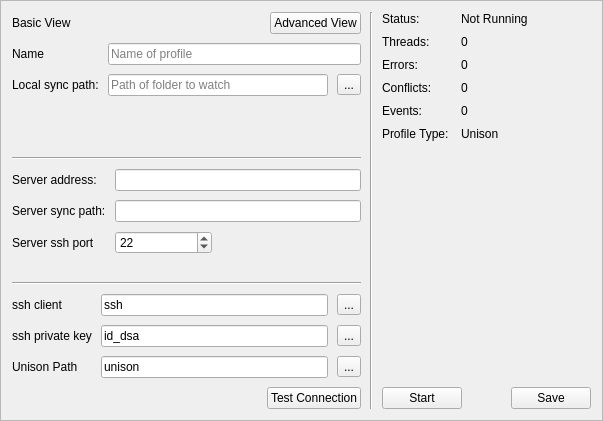
Old version of the form client-src/ui/profile-basic.ui in the repository hattwj/rainmaker.
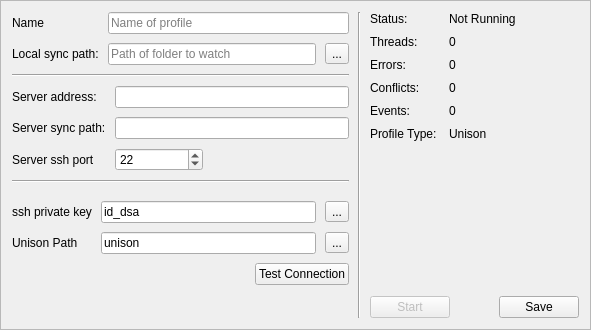
New version of the form.

What changed in the file:
```diff
--- a/client-src/ui/profile-basic.ui
+++ b/client-src/ui/profile-basic.ui
@@ -6,8 +6,8 @@
    <rect>
     <x>0</x>
     <y>0</y>
-    <width>603</width>
-    <height>421</height>
+    <width>591</width>
+    <height>330</height>
    </rect>
   </property>
   <property name="sizePolicy">
@@ -16,6 +16,12 @@
     <verstretch>0</verstretch>
    </sizepolicy>
   </property>
+  <property name="minimumSize">
+   <size>
+    <width>0</width>
+    <height>0</height>
+   </size>
+  </property>
   <property name="windowTitle">
    <string>Frame</string>
   </property>
@@ -39,43 +45,6 @@
      </property>
      <item>
       <layout class="QVBoxLayout" name="verticalLayout">
-       <item>
-        <layout class="QHBoxLayout" name="horizontalLayout_7">
-         <property name="topMargin">
-          <number>0</number>
-         </property>
-         <item>
-          <widget class="QLabel" name="label_22">
-           <property name="text">
-            <string>Basic View</string>
-           </property>
-          </widget>
-         </item>
-         <item>
-          <spacer name="horizontalSpacer_2">
-           <property name="orientation">
-            <enum>Qt::Horizontal</enum>
-           </property>
-           <property name="sizeType">
-            <enum>QSizePolicy::MinimumExpanding</enum>
-           </property>
-           <property name="sizeHint" stdset="0">
-            <size>
-             <width>40</width>
-             <height>20</height>
-            </size>
-           </property>
-          </spacer>
-         </item>
-         <item>
-          <widget class="QPushButton" name="pushButton_2">
-           <property name="text">
-            <string>Advanced View</string>
-           </property>
-          </widget>
-         </item>
-        </layout>
-       </item>
        <item>
         <layout class="QFormLayout" name="formLayout">
          <property name="fieldGrowthPolicy">
@@ -182,7 +151,7 @@
             <widget class="QSpinBox" name="spinBox">
              <property name="minimumSize">
               <size>
-               <width>97</width>
+               <width>88</width>
                <height>0</height>
               </size>
              </property>
@@ -226,47 +195,11 @@
          <property name="fieldGrowthPolicy">
           <enum>QFormLayout::AllNonFixedFieldsGrow</enum>
          </property>
-         <item row="0" column="0">
-          <widget class="QLabel" name="label_6">
-           <property name="text">
-            <string>ssh client</string>
-           </property>
-          </widget>
-         </item>
          <item row="0" column="1">
           <layout class="QHBoxLayout" name="horizontalLayout_5">
            <property name="sizeConstraint">
             <enum>QLayout::SetFixedSize</enum>
            </property>
-           <item>
-            <widget class="QLineEdit" name="lineEdit_6">
-             <property name="sizePolicy">
-              <sizepolicy hsizetype="MinimumExpanding" vsizetype="Fixed">
-               <horstretch>0</horstretch>
-               <verstretch>0</verstretch>
-              </sizepolicy>
-             </property>
-             <property name="minimumSize">
-              <size>
-               <width>176</width>
-               <height>0</height>
-              </size>
-             </property>
-             <property name="text">
-              <string>ssh</string>
-             </property>
-             <property name="placeholderText">
-              <string>Path to ssh client executable</string>
-             </property>
-            </widget>
-           </item>
-           <item>
-            <widget class="QToolButton" name="toolButton_5">
-             <property name="text">
-              <string>...</string>
-             </property>
-            </widget>
-           </item>
           </layout>
          </item>
          <item row="1" column="0">
@@ -381,6 +314,19 @@
          </item>
         </layout>
        </item>
+       <item>
+        <spacer name="verticalSpacer_2">
+         <property name="orientation">
+          <enum>Qt::Vertical</enum>
+         </property>
+         <property name="sizeHint" stdset="0">
+          <size>
+           <width>20</width>
+           <height>40</height>
+          </size>
+         </property>
+        </spacer>
+       </item>
       </layout>
      </item>
      <item>
@@ -506,7 +452,10 @@
        <item>
         <layout class="QHBoxLayout" name="horizontalLayout_6">
          <item>
-          <widget class="QPushButton" name="pushButton_5">
+          <widget class="QPushButton" name="btn_start">
+           <property name="enabled">
+            <bool>false</bool>
+           </property>
            <property name="text">
             <string>Start</string>
            </property>
```
Left out of the diff: 24 changed lines with no effect on the pictures.
